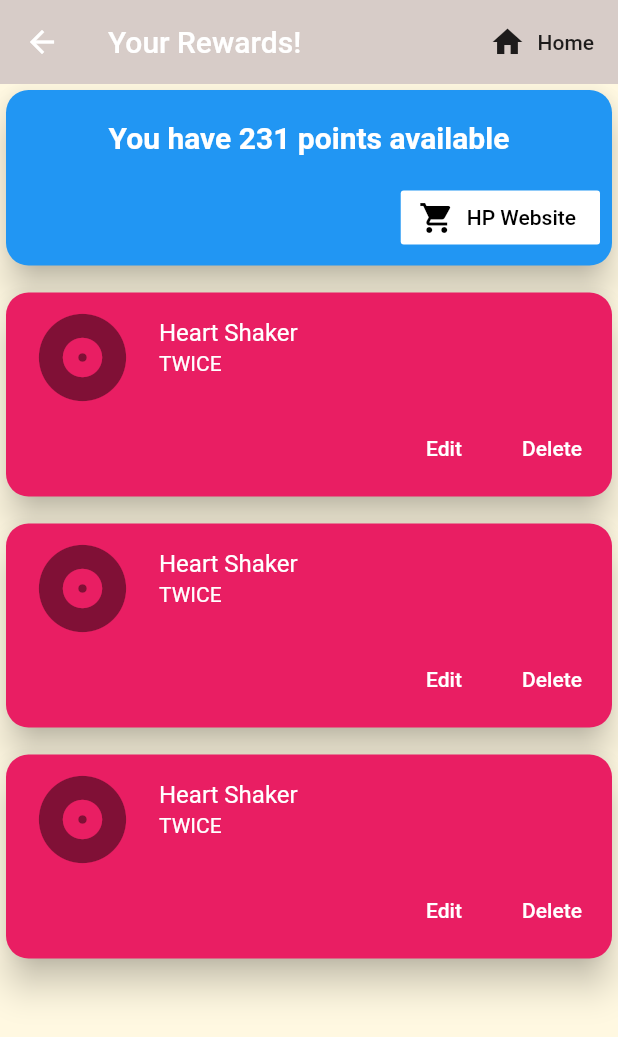
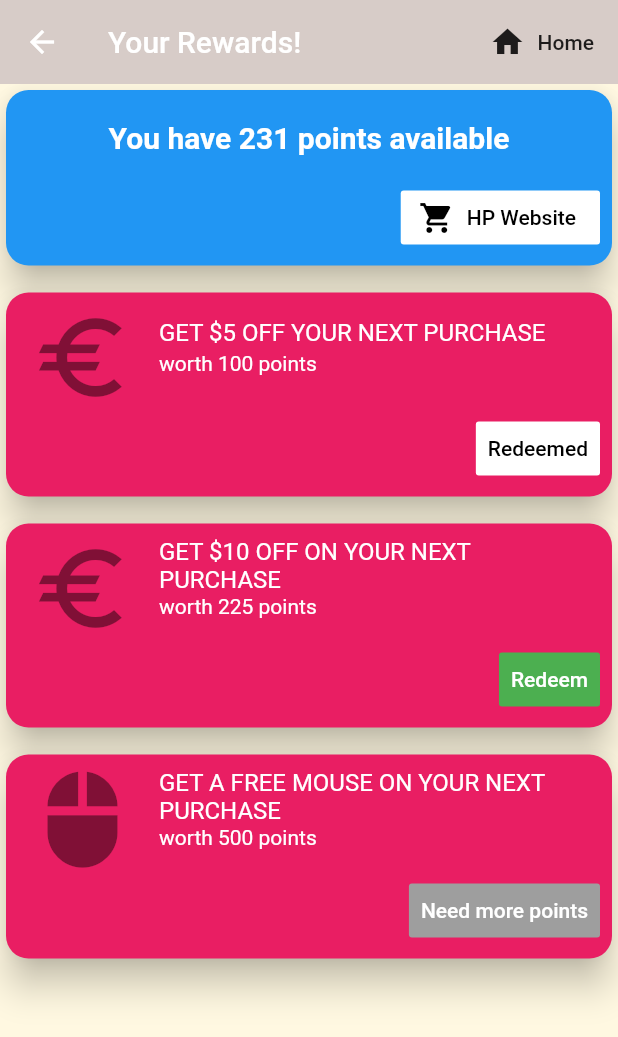
Before and after one commit to simritaj/hp_tetris, a Flutter app: the screen it shows once a user with an empty profile is signed in, after a tap on "Rewards", on a phone screen of 412 x 824 dp. Shown: the top 1037 px of the screen. Run offline on Flutter 3.47's test engine with Material 2 defaults, Android fonts, the phone set to English and light mode, and no system bars; our stand-ins replace cloud_firestore, firebase_auth, firebase_core; accounts and stored records are empty.

Commit message:
rewards_wo_aesthetics

```diff
--- a/lib/pages/home/home.dart
+++ b/lib/pages/home/home.dart
@@ -11,15 +11,15 @@ class Home extends StatelessWidget {
   Widget build(BuildContext context) {
     return Container(
       child: Scaffold(
-        backgroundColor: Colors.brown[50],
+        backgroundColor: Colors.amber[50],
         appBar: AppBar(
-          title: Text('Home: Packtris'),
-          backgroundColor: Colors.brown[100],
+          //title: Text('Home: Packtris'),
+          backgroundColor: Colors.blueAccent[100],
           elevation: 0.0,
           actions: <Widget>[
             FlatButton.icon(
-              icon: Icon(Icons.logout),
-              label: Text('Logout'),
+              icon: Icon(Icons.logout, color: Colors.amber[50]),
+              label: Text('Logout', style: TextStyle(color: Colors.amber[50]),),
               onPressed: () async {
                 await _auth.signOut();
               },
@@ -27,6 +27,7 @@ class Home extends StatelessWidget {
           ],
         ),
         body: Container(
+
     width:400,
     child:
       Column(
@@ -35,39 +36,39 @@ class Home extends StatelessWidget {
             shape: RoundedRectangleBorder(
               borderRadius: BorderRadius.circular(15.0),
             ),
-            color: Colors.pink[200],
+            color: Colors.blueAccent[100],
             elevation: 10,
             child: Column(
               mainAxisSize: MainAxisSize.min,
               children: <Widget>[
-                SizedBox(height:20),
-                Text('Hello Simrita!', style: TextStyle(fontSize: 30, color: Colors.white, fontWeight: FontWeight.bold)),
+                SizedBox(height:70),
+                Text('Hello Simrita!', style: TextStyle(fontSize: 40, color: Colors.amber[50], fontWeight: FontWeight.bold)),
                   //subtitle: Text('TWICE', style: TextStyle(color: Colors.white)),
-                SizedBox(height:10),
+                SizedBox(height:30),
                 ButtonTheme.bar(
                   child: ButtonBar(
                     alignment: MainAxisAlignment.center,
                     children: <Widget>[
                       FlatButton.icon(
-                    color: Colors.green,
+                    color: Colors.blue[200],
                     icon: Icon(Icons.eco),
-                    label: Text('HP Sustainability'),
+                    label: Text('HP Sustainability', style: TextStyle(color: Colors.amber[50])),
                     onPressed: () async {},
                   ),
                        FlatButton.icon(
-                    color: Colors.green,
+                    color: Colors.pink[300],
                     icon: Icon(Icons.share),
-                    label: Text('Share'),
+                    label: Text('Share', style: TextStyle(color: Colors.amber[50]),),
                     onPressed: () async {},
                   ),
                     ],
                   ),
                 ),
-                SizedBox(height:10),
+                SizedBox(height:30),
               ],
             ),
           ),
-          SizedBox(height:10),
+          SizedBox(height:40),
           SizedBox(
             height: 60,
             width: 200,
--- a/lib/pages/rewards.dart
+++ b/lib/pages/rewards.dart
@@ -86,22 +86,51 @@ class _RewardsState extends State<Rewards> {
               mainAxisSize: MainAxisSize.min,
               children: <Widget>[
                 const ListTile(
-                  leading: Icon(Icons.album, size: 70),
-                  title: Text('Heart Shaker',
+                  leading: Icon(Icons.euro, size: 70),
+                  title: Text('GET \$5 OFF YOUR NEXT PURCHASE',
                       style: TextStyle(color: Colors.white)),
+
                   subtitle:
-                      Text('TWICE', style: TextStyle(color: Colors.white)),
+                      Text('worth 100 points', style: TextStyle(color: Colors.white)),
                 ),
                 ButtonTheme.bar(
                   child: ButtonBar(
                     children: <Widget>[
                       FlatButton(
-                        child: const Text('Edit',
-                            style: TextStyle(color: Colors.white)),
+                        color: Colors.white,
+                        child: const Text('Redeemed',
+                            style: TextStyle(color: Colors.black)),
                         onPressed: () {},
                       ),
+                    ],
+                  ),
+                ),
+              ],
+            ),
+          ),
+          SizedBox(height: 10),
+          Card(
+            shape: RoundedRectangleBorder(
+              borderRadius: BorderRadius.circular(15.0),
+            ),
+            color: Colors.pink,
+            elevation: 10,
+            child: Column(
+              mainAxisSize: MainAxisSize.min,
+              children: <Widget>[
+                const ListTile(
+                  leading: Icon(Icons.euro, size: 70),
+                  title: Text('GET \$10 OFF ON YOUR NEXT PURCHASE',
+                      style: TextStyle(color: Colors.white)),
+                  subtitle:
+                      Text('worth 225 points', style: TextStyle(color: Colors.white)),
+                ),
+                ButtonTheme.bar(
+                  child: ButtonBar(
+                    children: <Widget>[
                       FlatButton(
-                        child: const Text('Delete',
+                        color: Colors.green,
+                        child: const Text('Redeem',
                             style: TextStyle(color: Colors.white)),
                         onPressed: () {},
                       ),
@@ -122,58 +151,18 @@ class _RewardsState extends State<Rewards> {
               mainAxisSize: MainAxisSize.min,
               children: <Widget>[
                 const ListTile(
-                  leading: Icon(Icons.album, size: 70),
-                  title: Text('Heart Shaker',
+                  leading: Icon(Icons.mouse, size: 70),
+                  title: Text('GET A FREE MOUSE ON YOUR NEXT PURCHASE',
                       style: TextStyle(color: Colors.white)),
                   subtitle:
-                      Text('TWICE', style: TextStyle(color: Colors.white)),
+                      Text('worth 500 points', style: TextStyle(color: Colors.white)),
                 ),
                 ButtonTheme.bar(
                   child: ButtonBar(
                     children: <Widget>[
                       FlatButton(
-                        child: const Text('Edit',
-                            style: TextStyle(color: Colors.white)),
-                        onPressed: () {},
-                      ),
-                      FlatButton(
-                        child: const Text('Delete',
-                            style: TextStyle(color: Colors.white)),
-                        onPressed: () {},
-                      ),
-                    ],
-                  ),
-                ),
-              ],
-            ),
-          ),
-          SizedBox(height: 10),
-          Card(
-            shape: RoundedRectangleBorder(
-              borderRadius: BorderRadius.circular(15.0),
-            ),
-            color: Colors.pink,
-            elevation: 10,
-            child: Column(
-              mainAxisSize: MainAxisSize.min,
-              children: <Widget>[
-                const ListTile(
-                  leading: Icon(Icons.album, size: 70),
-                  title: Text('Heart Shaker',
-                      style: TextStyle(color: Colors.white)),
-                  subtitle:
-                      Text('TWICE', style: TextStyle(color: Colors.white)),
-                ),
-                ButtonTheme.bar(
-                  child: ButtonBar(
-                    children: <Widget>[
-                      FlatButton(
-                        child: const Text('Edit',
-                            style: TextStyle(color: Colors.white)),
-                        onPressed: () {},
-                      ),
-                      FlatButton(
-                        child: const Text('Delete',
+                        color: Colors.grey,
+                        child: const Text('Need more points',
                             style: TextStyle(color: Colors.white)),
                         onPressed: () {},
                       ),
```
